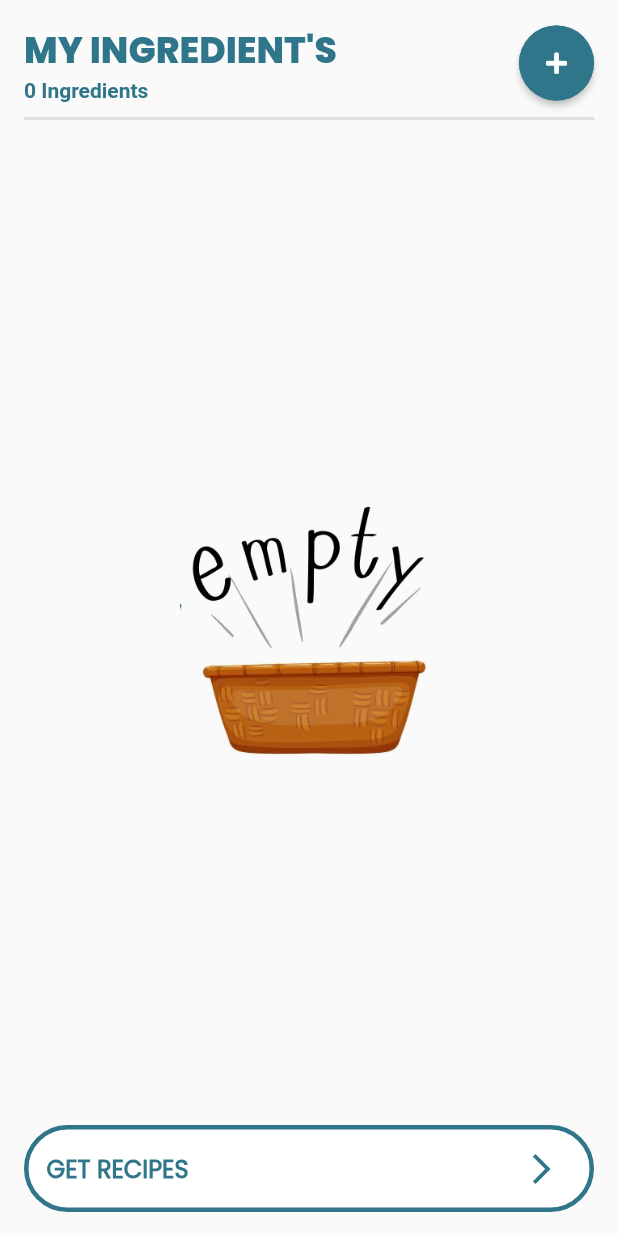
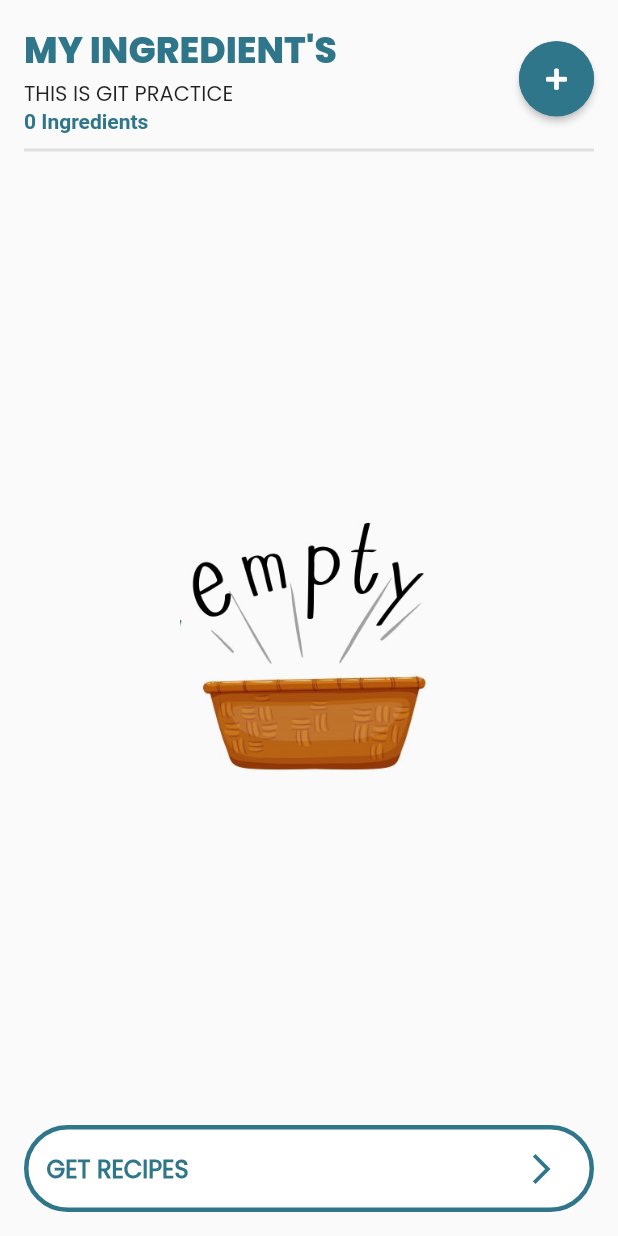
Before and after one commit to nixtomalon/recipe-finder, a Flutter app: the screen it shows after launch, on a phone screen of 412 x 824 dp. Run offline on Flutter 3.47's test engine with Material 2 defaults, Android fonts, the light colour scheme and no system bars; our stand-ins replace font_awesome_flutter; Roboto replaces fonts that are missing (Nunitos).

Commit message:
added text widget

```diff
--- a/lib/screens/ingredients_screen.dart
+++ b/lib/screens/ingredients_screen.dart
@@ -73,6 +73,7 @@ class _IngredientScreenState extends State<IngredientScreen> {
                             color: kSecondary,
                           ),
                         ),
+                        Text('THIS IS GIT PRACTICE'),
                         Text(
                           '${Provider.of<IngredientData>(context).ingredientCount} Ingredients',
                           style: kTextStyle.copyWith(
```
